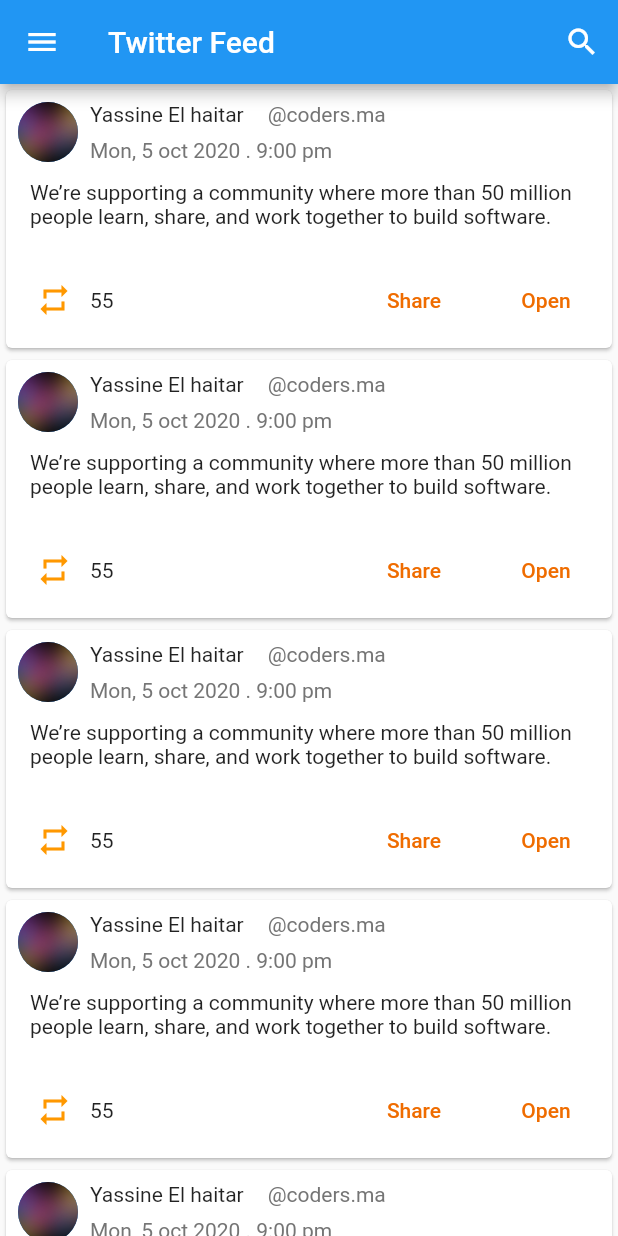
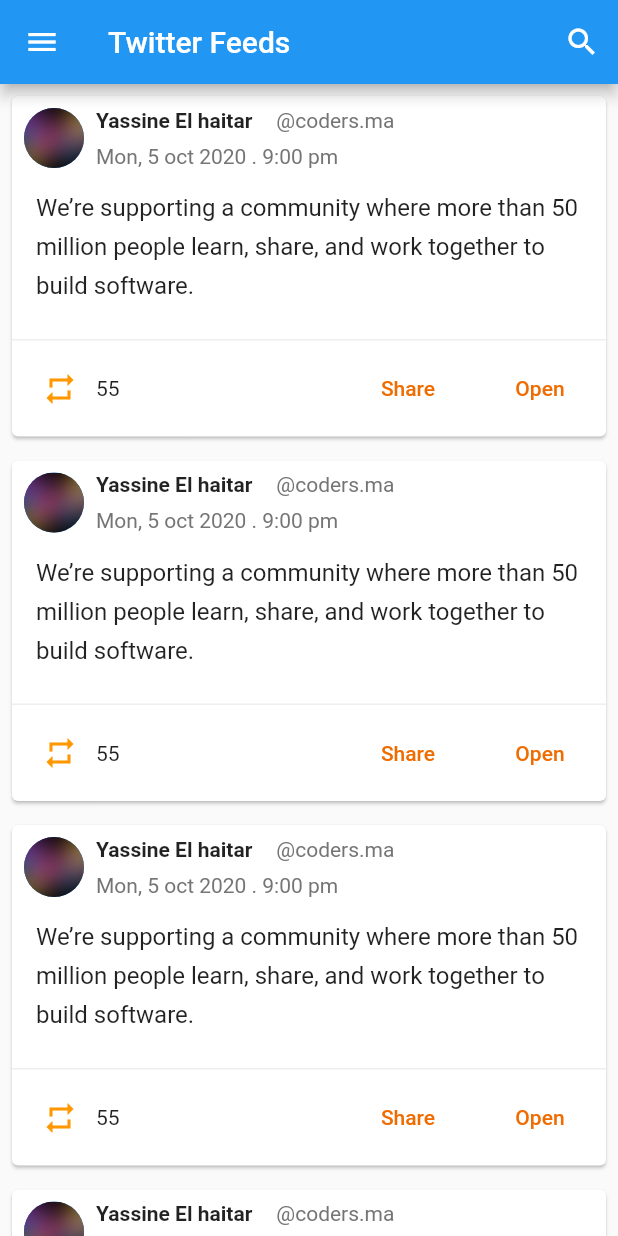
Before and after one commit to moroccan-coder/Flutter_NewsApp, a Flutter app: the TwitterFeed screen opened directly, on a phone screen of 412 x 824 dp. Run offline on Flutter 3.47's test engine with Material 2 defaults, Android fonts, the phone set to English and light mode, and no system bars; our stand-ins replace shared_preferences; missing offline and left inert: page_view_indicator; accounts and stored records are empty.

Commit message:
adding instagram feeds

```diff
--- a/lib/screens/twitter_feed.dart
+++ b/lib/screens/twitter_feed.dart
@@ -12,7 +12,7 @@ class _TwitterFeedState extends State<TwitterFeed> {
   Widget build(BuildContext context) {
     return Scaffold(
       appBar: AppBar(
-        title: Text("Twitter Feed"),
+        title: Text("Twitter Feeds"),
         actions: [
           IconButton(
             icon: Icon(Icons.search),
@@ -21,20 +21,23 @@ class _TwitterFeedState extends State<TwitterFeed> {
         ],
       ),
       drawer: NavigationDrawer(),
-      body: (ListView.builder(
+      body: ListView.builder(
         itemCount: 20,
+        padding: EdgeInsets.all(8.0),
         itemBuilder: (context, index) {
           return Card(
+            margin: EdgeInsets.only(bottom: 16),
             child: Column(
               children: [
                 _cardHeader(),
                 _cardBody(),
+                _drawLine(),
                 _cardFooter(),
               ],
             ),
           );
         },
-      )),
+      ),
     );
   }
 
@@ -52,7 +55,9 @@ class _TwitterFeedState extends State<TwitterFeed> {
           children: [
             Row(
               children: [
-                Text("Yassine El haitar"),
+                Text("Yassine El haitar",style: TextStyle(
+                  fontWeight: FontWeight.w600,
+                ),),
                 SizedBox(
                   width: 16,
                 ),
@@ -73,7 +78,12 @@ class _TwitterFeedState extends State<TwitterFeed> {
     return Padding(
       padding: EdgeInsets.only(right: 16, top: 4, left: 16, bottom: 16),
       child: Text(
-          "We’re supporting a community where more than 50 million people learn, share, and work together to build software."),
+          "We’re supporting a community where more than 50 million people learn, share, and work together to build software.",
+      style: TextStyle(
+        height: 1.6,
+        fontSize: 16,
+      ),
+      ),
     );
   }
 
@@ -89,6 +99,7 @@ class _TwitterFeedState extends State<TwitterFeed> {
                 icon: Icon(
                   Icons.repeat,
                   color: Colors.orange,
+
                 ),
                 onPressed: () {},
               ),
@@ -111,4 +122,12 @@ class _TwitterFeedState extends State<TwitterFeed> {
       ],
     );
   }
+  Widget _drawLine()
+  {
+    return Container(
+      height: 1,
+      color: Colors.grey.shade200,
+      margin: EdgeInsets.only(top: 8),
+    );
+  }
 }
--- a/lib/shared_ui/navigation_drawer.dart
+++ b/lib/shared_ui/navigation_drawer.dart
@@ -2,6 +2,7 @@ import 'package:flutter/material.dart';
 import 'package:news_app/models/nav_menu.dart';
 import 'package:news_app/screens/headline_news.dart';
 import 'package:news_app/screens/home_screen.dart';
+import 'package:news_app/screens/instagram_feed.dart';
 import 'package:news_app/screens/twitter_feed.dart';
 
 class NavigationDrawer extends StatefulWidget {
@@ -13,7 +14,8 @@ class _NavigationDrawerState extends State<NavigationDrawer> {
   List<NavMenuItem> NavigationMenu = [
     NavMenuItem("Explore", () => HomeScreen()),
     NavMenuItem("HeadLine News", () => HeadLineNews()),
-    NavMenuItem("Twitter Feed", () => TwitterFeed()),
+    NavMenuItem("Twitter Feeds", () => TwitterFeed()),
+    NavMenuItem("Instagram Feeds", () => InstagramFeed()),
   ];
 
   List<String> navMenu = [
```
Also changed, not shown: lib/screens/instagram_feed.dart (added, +157 -0 lines).
